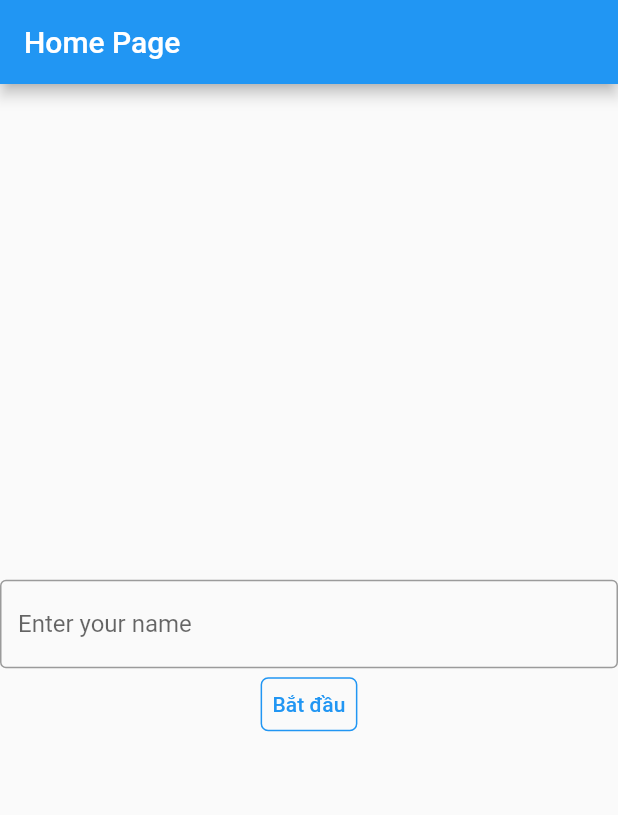
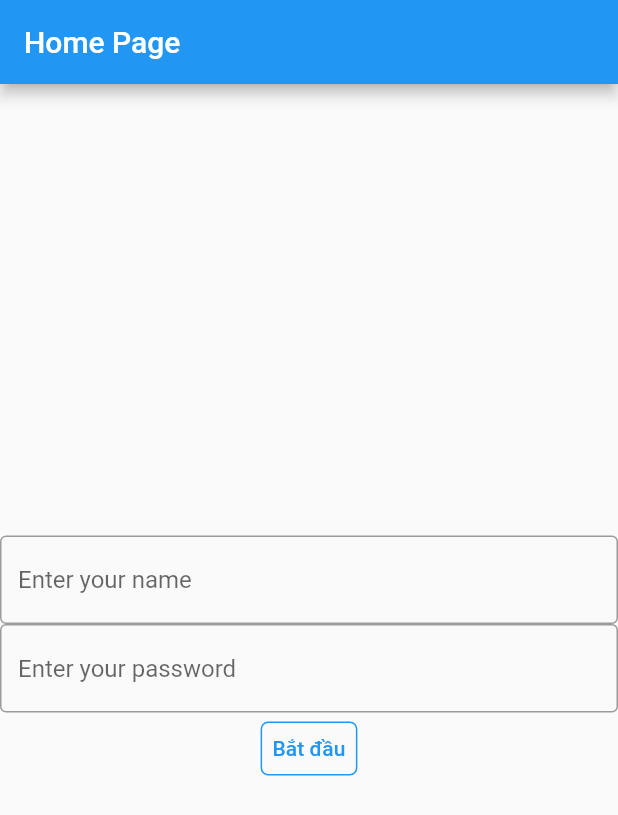
Before and after one commit to TVD98/funny_math_game, a Flutter app: the screen it shows after launch, on a phone screen of 412 x 824 dp. Shown: the top 815 px of the screen. Run offline on Flutter 3.47's test engine with Material 2 defaults, Android fonts, the phone set to English and light mode, and no system bars; missing offline and left inert: dart:ffi.

Commit message:
fix condition textfield

```diff
--- a/lib/home/main.dart
+++ b/lib/home/main.dart
@@ -1,3 +1,5 @@
+import 'dart:ffi';
+
 import 'package:flutter/material.dart';
 import 'package:funny_math_game/game/game_screen.dart';
 
@@ -40,6 +42,18 @@ class MyHomePage extends StatefulWidget {
 }
 
 class _MyHomePageState extends State<MyHomePage> {
+
+  final myControllerUser = TextEditingController();
+  final myControllerPass = TextEditingController();
+
+  @override
+  void dispose() {
+    // Clean up the controller when the widget is disposed.
+    myControllerUser.dispose();
+    myControllerPass.dispose();
+    super.dispose();
+  }
+
   @override
   Widget build(BuildContext context) {
     return Scaffold(
@@ -48,11 +62,21 @@ class _MyHomePageState extends State<MyHomePage> {
       ),
       body: Center(
           child: Column(mainAxisAlignment: MainAxisAlignment.center, children: [
-        const TextField(
-          decoration: InputDecoration(
+            TextField(
+              controller: myControllerUser,
+              decoration: const InputDecoration(
                 border: OutlineInputBorder(),
                 hintText: 'Enter your name',
               ),
+            ), TextField(
+              controller: myControllerPass,
+              decoration: const InputDecoration(
+                border: OutlineInputBorder(),
+                hintText: 'Enter your password',
+              ),
+              obscureText: true,
+              enableSuggestions: false,
+              autocorrect: false,
             ),
             TextButton(
               child: const Text('Bắt đầu'),
@@ -62,10 +86,52 @@ class _MyHomePageState extends State<MyHomePage> {
                           borderRadius: BorderRadius.circular(5.0),
                           side: const BorderSide(color: Colors.blue)))),
               onPressed: () {
+                bool emptyLogin = messAlert(myControllerUser.text, myControllerPass.text);
+                bool loginSuccess = checkLogin(myControllerUser.text, myControllerPass.text);
+                if( emptyLogin){
+                  if(loginSuccess) {
                     gotoGamePage();
+                  } else {
+                    showAlert();
+                  }
+                }else{
+                  showAlert();
+                }
+
+
+
               },
             ),
           ])),
+    );
+  }
+
+  bool messAlert(String username, String password ){
+    if(username=="" && password==""){
+      showDialog(
+        context: context,
+        builder: (context){
+          return const AlertDialog(
+            content: Text("Please enter your username and your password"),
+          );
+        },
+      );
+    }
+    return checkLogin(username, password);
+  }
+
+  bool checkLogin(String username, String password) {
+    return username == "midori" && password == "1234";
+  }
+
+  void showAlert() {
+    showDialog(
+        context: context,
+        builder: (context){
+          return const AlertDialog(
+            content: Text("Wrong! Please enter your account"),
+          );
+        },
     );
   }
 
```
Lines whose indentation alone changed are shown as unchanged.
